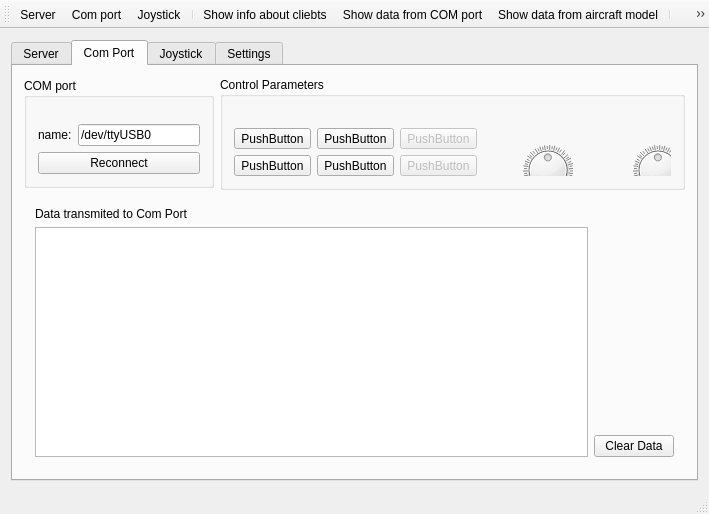
First picture: the form in mainwindow.ui, repository AndreyShelest/T10-server, before the edit.
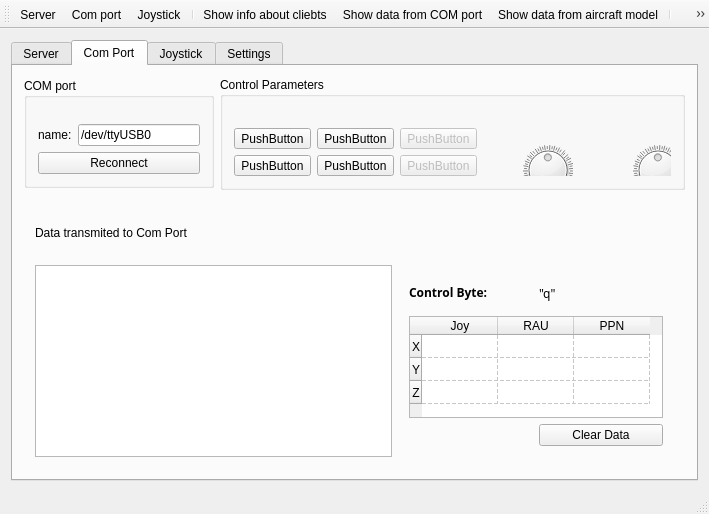
Second picture: the form after the edit. Icons and pictures are not drawn.

Diff of the .ui file:
```diff
--- a/mainwindow.ui
+++ b/mainwindow.ui
@@ -411,28 +411,233 @@
             </widget>
            </item>
            <item row="1" column="1">
-            <layout class="QVBoxLayout" name="verticalLayout_3">
-             <item>
-              <spacer name="verticalSpacer_2">
-               <property name="orientation">
-                <enum>Qt::Vertical</enum>
-               </property>
-               <property name="sizeHint" stdset="0">
-                <size>
-                 <width>20</width>
-                 <height>40</height>
-                </size>
-               </property>
-              </spacer>
-             </item>
-             <item>
-              <widget class="QPushButton" name="pushButton_2">
-               <property name="text">
-                <string>Clear Data</string>
-               </property>
-              </widget>
-             </item>
-            </layout>
+            <widget class="QWidget" name="widget_7" native="true">
+             <property name="sizePolicy">
+              <sizepolicy hsizetype="Minimum" vsizetype="Minimum">
+               <horstretch>0</horstretch>
+               <verstretch>0</verstretch>
+              </sizepolicy>
+             </property>
+             <layout class="QGridLayout" name="gridLayout_10">
+              <item row="0" column="0">
+               <widget class="QLabel" name="label_4">
+                <property name="sizePolicy">
+                 <sizepolicy hsizetype="Minimum" vsizetype="Fixed">
+                  <horstretch>0</horstretch>
+                  <verstretch>0</verstretch>
+                 </sizepolicy>
+                </property>
+                <property name="font">
+                 <font>
+                  <family>Sans Serif</family>
+                  <weight>75</weight>
+                  <bold>true</bold>
+                 </font>
+                </property>
+                <property name="text">
+                 <string>Control Byte:</string>
+                </property>
+               </widget>
+              </item>
+              <item row="0" column="1">
+               <widget class="QLabel" name="lbl_con_byte">
+                <property name="sizePolicy">
+                 <sizepolicy hsizetype="Minimum" vsizetype="MinimumExpanding">
+                  <horstretch>0</horstretch>
+                  <verstretch>0</verstretch>
+                 </sizepolicy>
+                </property>
+                <property name="font">
+                 <font>
+                  <family>Sans Serif</family>
+                  <weight>50</weight>
+                  <bold>false</bold>
+                 </font>
+                </property>
+                <property name="text">
+                 <string>&quot;q&quot;</string>
+                </property>
+               </widget>
+              </item>
+              <item row="1" column="0" colspan="2">
+               <widget class="QTableWidget" name="table_toCom">
+                <property name="sizePolicy">
+                 <sizepolicy hsizetype="Minimum" vsizetype="Minimum">
+                  <horstretch>0</horstretch>
+                  <verstretch>0</verstretch>
+                 </sizepolicy>
+                </property>
+                <property name="maximumSize">
+                 <size>
+                  <width>254</width>
+                  <height>102</height>
+                 </size>
+                </property>
+                <property name="acceptDrops">
+                 <bool>false</bool>
+                </property>
+                <property name="editTriggers">
+                 <set>QAbstractItemView::NoEditTriggers</set>
+                </property>
+                <property name="alternatingRowColors">
+                 <bool>false</bool>
+                </property>
+                <property name="selectionMode">
+                 <enum>QAbstractItemView::NoSelection</enum>
+                </property>
+                <property name="selectionBehavior">
+                 <enum>QAbstractItemView::SelectColumns</enum>
+                </property>
+                <property name="textElideMode">
+                 <enum>Qt::ElideMiddle</enum>
+                </property>
+                <property name="gridStyle">
+                 <enum>Qt::DashLine</enum>
+                </property>
+                <property name="sortingEnabled">
+                 <bool>false</bool>
+                </property>
+                <property name="wordWrap">
+                 <bool>true</bool>
+                </property>
+                <property name="cornerButtonEnabled">
+                 <bool>false</bool>
+                </property>
+                <attribute name="horizontalHeaderDefaultSectionSize">
+                 <number>76</number>
+                </attribute>
+                <attribute name="verticalHeaderDefaultSectionSize">
+                 <number>23</number>
+                </attribute>
+                <attribute name="verticalHeaderMinimumSectionSize">
+                 <number>16</number>
+                </attribute>
+                <row>
+                 <property name="text">
+                  <string>X</string>
+                 </property>
+                 <property name="textAlignment">
+                  <set>AlignHCenter|AlignVCenter|AlignCenter</set>
+                 </property>
+                </row>
+                <row>
+                 <property name="text">
+                  <string>Y</string>
+                 </property>
+                 <property name="textAlignment">
+                  <set>AlignHCenter|AlignVCenter|AlignCenter</set>
+                 </property>
+                </row>
+                <row>
+                 <property name="text">
+                  <string>Z</string>
+                 </property>
+                 <property name="textAlignment">
+                  <set>AlignHCenter|AlignVCenter|AlignCenter</set>
+                 </property>
+                </row>
+                <column>
+                 <property name="text">
+                  <string>Joy</string>
+                 </property>
+                 <property name="textAlignment">
+                  <set>AlignHCenter|AlignVCenter|AlignCenter</set>
+                 </property>
+                </column>
+                <column>
+                 <property name="text">
+                  <string>RAU</string>
+                 </property>
+                 <property name="textAlignment">
+                  <set>AlignHCenter|AlignVCenter|AlignCenter</set>
+                 </property>
+                </column>
+                <column>
+                 <property name="text">
+                  <string>PPN</string>
+                 </property>
+                 <property name="textAlignment">
+                  <set>AlignHCenter|AlignVCenter|AlignCenter</set>
+                 </property>
+                </column>
+                <item row="0" column="0">
+                 <property name="text">
+                  <string/>
+                 </property>
+                 <property name="textAlignment">
+                  <set>AlignHCenter|AlignVCenter|AlignCenter</set>
+                 </property>
+                </item>
+                <item row="0" column="1">
+                 <property name="textAlignment">
+                  <set>AlignHCenter|AlignVCenter|AlignCenter</set>
+                 </property>
+                </item>
+                <item row="0" column="2">
+                 <property name="textAlignment">
+                  <set>AlignHCenter|AlignVCenter|AlignCenter</set>
+                 </property>
+                </item>
+                <item row="1" column="0">
+                 <property name="textAlignment">
+                  <set>AlignHCenter|AlignVCenter|AlignCenter</set>
+                 </property>
+                </item>
+                <item row="1" column="1">
+                 <property name="textAlignment">
+                  <set>AlignHCenter|AlignVCenter|AlignCenter</set>
+                 </property>
+                </item>
+                <item row="1" column="2">
+                 <property name="textAlignment">
+                  <set>AlignHCenter|AlignVCenter|AlignCenter</set>
+                 </property>
+                </item>
+                <item row="2" column="0">
+                 <property name="textAlignment">
+                  <set>AlignHCenter|AlignVCenter|AlignCenter</set>
+                 </property>
+                </item>
+                <item row="2" column="1">
+                 <property name="textAlignment">
+                  <set>AlignHCenter|AlignVCenter|AlignCenter</set>
+                 </property>
+                </item>
+                <item row="2" column="2">
+                 <property name="textAlignment">
+                  <set>AlignHCenter|AlignVCenter|AlignCenter</set>
+                 </property>
+                </item>
+               </widget>
+              </item>
+              <item row="2" column="1">
+               <widget class="QPushButton" name="pushButton_2">
+                <property name="sizePolicy">
+                 <sizepolicy hsizetype="Minimum" vsizetype="Minimum">
+                  <horstretch>0</horstretch>
+                  <verstretch>0</verstretch>
+                 </sizepolicy>
+                </property>
+                <property name="text">
+                 <string>Clear Data</string>
+                </property>
+               </widget>
+              </item>
+             </layout>
+            </widget>
+           </item>
+           <item row="0" column="1">
+            <spacer name="verticalSpacer_4">
+             <property name="orientation">
+              <enum>Qt::Vertical</enum>
+             </property>
+             <property name="sizeHint" stdset="0">
+              <size>
+               <width>20</width>
+               <height>40</height>
+              </size>
+             </property>
+            </spacer>
            </item>
           </layout>
          </widget>
```
